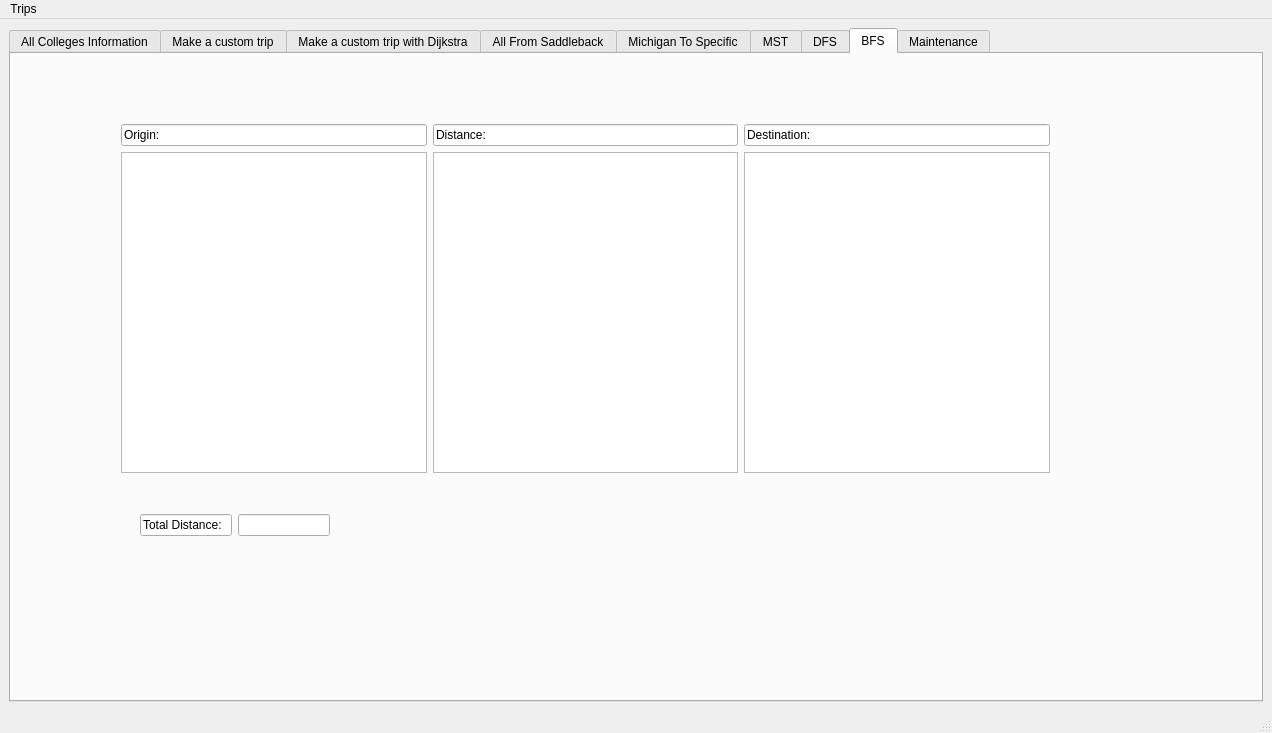
The window that CS1D-Group-Project-2-main/CollegeTouring/mainwindow.ui (Savant-sys/College-Touring) describes before a commit, drawn with Qt 5.
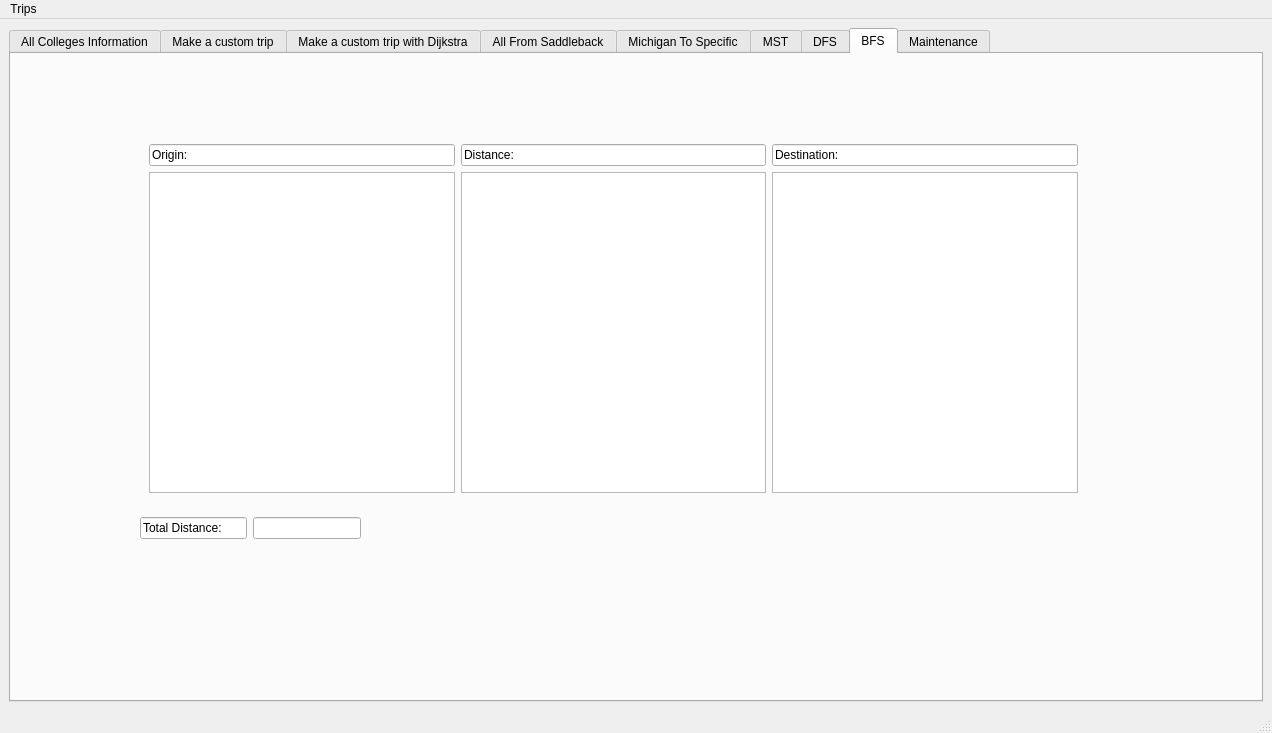
The same window after the commit. The open tabs and pages were chosen to show the change.

What changed in the file:
```diff
--- a/CS1D-Group-Project-2-main/CollegeTouring/mainwindow.ui
+++ b/CS1D-Group-Project-2-main/CollegeTouring/mainwindow.ui
@@ -1003,8 +1003,8 @@
        <widget class="QWidget" name="layoutWidget_2">
         <property name="geometry">
          <rect>
-          <x>422</x>
-          <y>70</y>
+          <x>450</x>
+          <y>90</y>
           <width>305</width>
           <height>349</height>
          </rect>
@@ -1030,8 +1030,8 @@
          <rect>
           <x>129</x>
           <y>459</y>
-          <width>190</width>
-          <height>24</height>
+          <width>221</width>
+          <height>30</height>
          </rect>
         </property>
         <layout class="QHBoxLayout" name="horizontalLayout_4">
@@ -1057,8 +1057,8 @@
        <widget class="QWidget" name="layoutWidget_4">
         <property name="geometry">
          <rect>
-          <x>733</x>
-          <y>70</y>
+          <x>761</x>
+          <y>90</y>
           <width>306</width>
           <height>349</height>
          </rect>
@@ -1082,8 +1082,8 @@
        <widget class="QWidget" name="layoutWidget_5">
         <property name="geometry">
          <rect>
-          <x>110</x>
-          <y>70</y>
+          <x>138</x>
+          <y>90</y>
           <width>306</width>
           <height>349</height>
          </rect>
```
Left out of the diff: 32 changed lines with no effect on the pictures.
